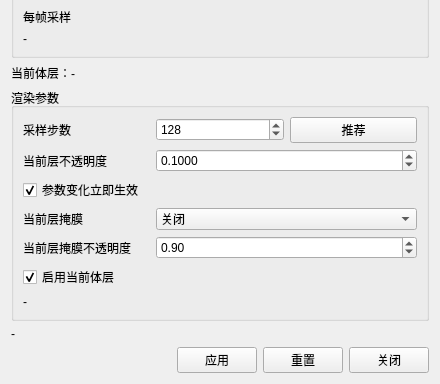
Qt form Qt/Resources/UI/igQtVolumeRendering.ui (hu-shuhan/editOpeniGame) before a commit; both pictures show x 0 to 440 and y 224 to 608 of the 440 by 608 pixel window.
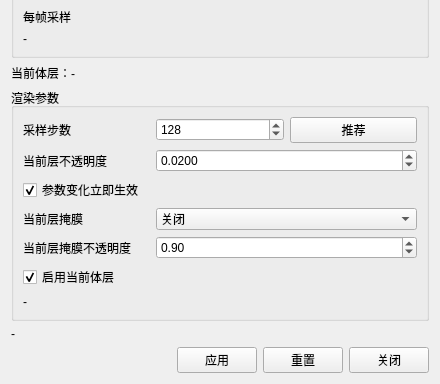
The same form after that commit.

What changed in the file:
```diff
--- a/Qt/Resources/UI/igQtVolumeRendering.ui
+++ b/Qt/Resources/UI/igQtVolumeRendering.ui
@@ -244,7 +244,7 @@
           <double>0.000100000000000</double>
          </property>
          <property name="value">
-          <double>0.100000000000000</double>
+          <double>0.020000000000000</double>
          </property>
        </widget>
       </item>
```
